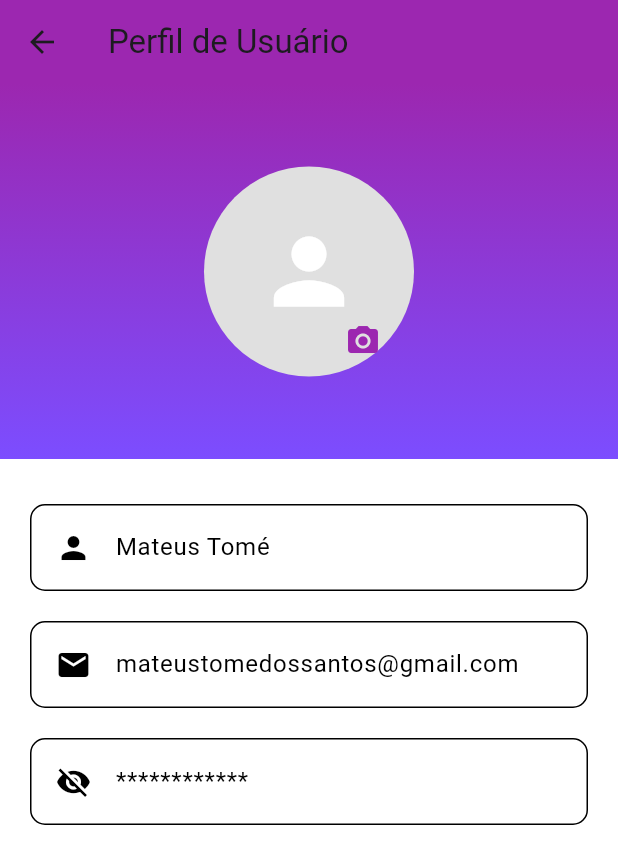
After one commit to MateusTome-Dev/projPet, a Flutter app: the UserProfileView screen opened directly, on a phone screen of 412 x 824 dp. The commit adds this screen. Shown: the top 864 px of the screen. Run offline on Flutter 3.47's test engine with Material 3 defaults, Android fonts, the phone set to English and light mode, and no system bars; network calls fail.

Commit message:
second commit

```diff
--- a/lib/main.dart
+++ b/lib/main.dart
@@ -1,5 +1,6 @@
 import 'package:flutter/material.dart';
-import 'package:projpet/view/createdog_screen.dart';
+import 'package:projpet/view/dashboard_screen.dart';
+import 'package:projpet/view/user_profile_screen.dart';
 
 void main() {
   runApp(const MyApp());
@@ -11,12 +12,13 @@ class MyApp extends StatelessWidget {
   @override
   Widget build(BuildContext context) {
     return MaterialApp(
+      debugShowCheckedModeBanner: false,
       title: 'Cadastro',
       theme: ThemeData(
         colorScheme: ColorScheme.fromSeed(seedColor: Colors.deepPurple),
         useMaterial3: true,
       ),
-      home: CreateDogScreen(),
+      home: DashboardScreen(),
     );
   }
 }
--- /dev/null
+++ b/lib/models/user_model.dart
@@ -0,0 +1,6 @@
+class UserModel {
+  String username;
+  String email;
+  String password;
+  UserModel({required this.username,required this.email,required this.password});
+}
--- /dev/null
+++ b/lib/view/user_profile_screen.dart
@@ -0,0 +1,82 @@
+import 'package:flutter/material.dart';
+
+class UserProfileView extends StatelessWidget {
+  final String userName = 'Mateus Tomé';
+  final String email = 'mateustomedossantos@gmail.com';
+  final String hiddenPassword = '************';
+
+  @override
+  Widget build(BuildContext context) {
+    return Scaffold(
+      appBar: AppBar(
+        backgroundColor: Colors.purple,
+        title: Text("Perfil de Usuário"),
+        leading: IconButton(
+          icon: Icon(Icons.arrow_back),
+          onPressed: () {
+            Navigator.pop(context);
+          },
+        ),
+      ),
+      backgroundColor: Colors.white,
+      body: Column(
+        children: [
+          Container(
+            height: 250,
+            decoration: BoxDecoration(
+              gradient: LinearGradient(
+                colors: [Colors.purple, Colors.deepPurpleAccent],
+                begin: Alignment.topCenter,
+                end: Alignment.bottomCenter,
+              ),
+            ),
+            child: Center(
+              child: Stack(
+                children: [
+                  CircleAvatar(
+                    radius: 70,
+                    backgroundColor: Colors.grey[300],
+                    child: Icon(Icons.person, size: 70, color: Colors.white),
+                  ),
+                  Positioned(
+                    bottom: 0,
+                    right: 10,
+                    child: IconButton(
+                      icon: Icon(Icons.camera_alt, color: Colors.purple),
+                      onPressed: () {
+
+                      },
+                    ),
+                  )
+                ],
+              ),
+            ),
+          ),
+          SizedBox(height: 20),
+          _buildUserInfo(Icons.person, userName),
+          _buildUserInfo(Icons.email, email),
+          _buildUserInfo(Icons.visibility_off, hiddenPassword),
+        ],
+      ),
+    );
+  }
+
+  Widget _buildUserInfo(IconData icon, String info) {
+    return Padding(
+      padding: const EdgeInsets.symmetric(horizontal: 20, vertical: 10),
+      child: Container(
+        decoration: BoxDecoration(
+          borderRadius: BorderRadius.circular(10),
+          border: Border.all(color: Colors.black),
+        ),
+        child: ListTile(
+          leading: Icon(icon, color: Colors.black),
+          title: Text(
+            info,
+            style: TextStyle(color: Colors.black),
+          ),
+        ),
+      ),
+    );
+  }
+}
```
Also changed, not shown: lib/view/createdog_screen.dart (+18 -32 lines), lib/view/dashboard_screen.dart (+32 -20 lines), lib/view/dog_detail_page.dart (+26 -29 lines), lib/view/doglist_screen.dart (+52 -22 lines), lib/view/login_screen.dart (+60 -13 lines), lib/view/signup_screen.dart (+49 -15 lines), lib/widget/dog_card.dart (+16 -1 lines).
